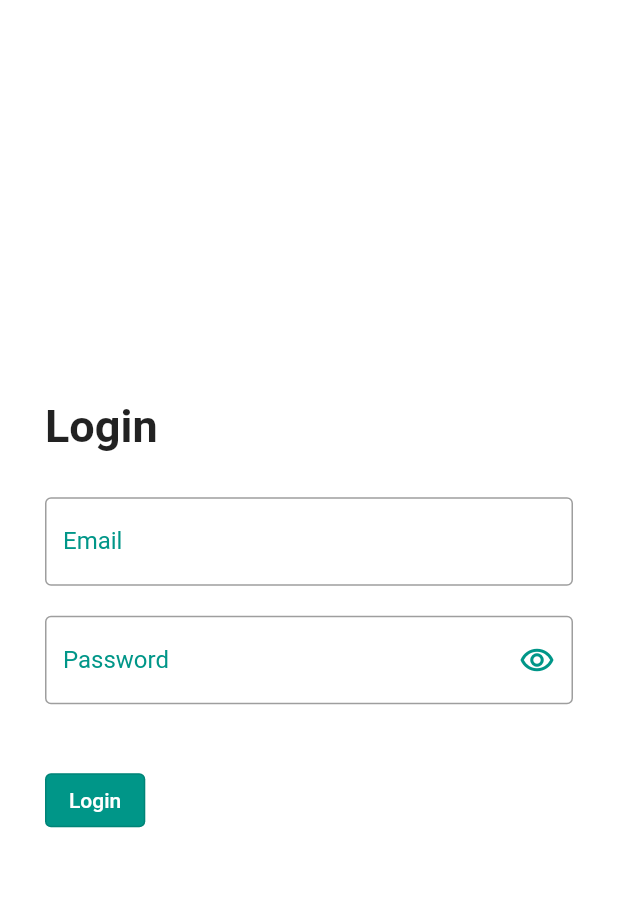
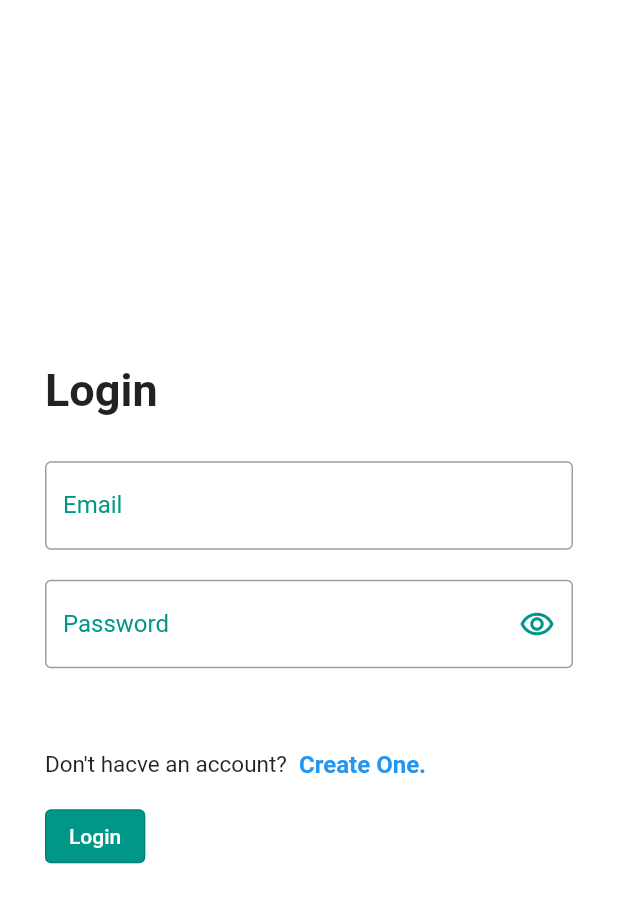
Before and after one commit to Naveenchand06/The-Order-App, a Flutter app: the screen it shows after launch, on a phone screen of 412 x 824 dp. Shown: the top 903 px of the screen. Run offline on Flutter 3.47's test engine with Material 2 defaults, Android fonts, the phone set to English and light mode, and no system bars; our stand-ins replace toast.

```diff
--- /dev/null
+++ b/lib/login_screen.dart
@@ -0,0 +1,150 @@
+import 'package:flutter/material.dart';
+import 'package:hello_world/signup_screen.dart';
+import 'package:toast/toast.dart';
+
+class LoginPage extends StatefulWidget {
+  const LoginPage({Key? key}) : super(key: key);
+
+  @override
+  State<LoginPage> createState() => _LoginPageState();
+}
+
+class _LoginPageState extends State<LoginPage> {
+  String _email = '';
+  String _password = '';
+
+  bool showPassword = true;
+
+  @override
+  Widget build(BuildContext context) {
+    return Scaffold(
+      // backgroundColor: Colors.blueGrey.shade800,
+
+      backgroundColor: Colors.white,
+      body: Center(
+        child: Container(
+          padding: EdgeInsets.symmetric(horizontal: 30.0),
+          child: Column(
+            mainAxisAlignment: MainAxisAlignment.center,
+            crossAxisAlignment: CrossAxisAlignment.start,
+            children: [
+              Text(
+                'Login',
+                style: TextStyle(
+                  fontSize: 30.0,
+                  fontWeight: FontWeight.w700,
+                ),
+              ),
+              SizedBox(
+                height: 30.0,
+              ),
+              TextField(
+                decoration: const InputDecoration(
+                  hintText: 'Enter Email',
+                  labelText: 'Email',
+                  labelStyle: TextStyle(color: Colors.teal),
+                  border: OutlineInputBorder(
+                    borderSide: BorderSide(
+                      color: Colors.teal,
+                      width: 2.0,
+                    ),
+                  ),
+                  focusedBorder: OutlineInputBorder(
+                    borderSide: BorderSide(
+                      color: Colors.teal,
+                      width: 2.0,
+                    ),
+                  ),
+                ),
+                onChanged: (value) {
+                  _email = value;
+                },
+              ),
+              SizedBox(
+                height: 20.0,
+              ),
+              TextField(
+                obscureText: showPassword,
+                decoration: InputDecoration(
+                  hintText: 'Enter password',
+                  labelText: 'Password',
+                  labelStyle: TextStyle(color: Colors.teal),
+                  suffixIcon: IconButton(
+                    icon: Icon(Icons.remove_red_eye_outlined),
+                    color: Colors.teal,
+                    onPressed: () {
+                      setState(() => showPassword = !showPassword);
+                    },
+                  ),
+                  border: OutlineInputBorder(
+                    borderSide: BorderSide(
+                      color: Colors.teal,
+                      width: 2.0,
+                    ),
+                  ),
+                  focusedBorder: OutlineInputBorder(
+                    borderSide: BorderSide(
+                      color: Colors.teal,
+                      width: 2.0,
+                    ),
+                  ),
+                ),
+                onChanged: (value) {
+                  _password = value;
+                },
+              ),
+              SizedBox(
+                height: 40.0,
+              ),
+              Row(
+                children: [
+                  Text(
+                    'Don\'t hacve an account?',
+                    style: TextStyle(
+                      fontSize: 15.0,
+                      fontWeight: FontWeight.w400,
+                    ),
+                  ),
+                  TextButton(
+                    onPressed: () {
+                      Navigator.of(context).push(
+                        MaterialPageRoute(
+                          builder: (context) => SignUpPage(),
+                        ),
+                      );
+                    },
+                    child: Text(
+                      'Create One.',
+                      style: TextStyle(
+                        fontSize: 16.0,
+                        fontWeight: FontWeight.w600,
+                      ),
+                    ),
+                  )
+                ],
+              ),
+              OutlinedButton(
+                child: Text('Login'),
+                style: OutlinedButton.styleFrom(
+                  primary: Colors.white,
+                  backgroundColor: Colors.teal,
+                ),
+                onPressed: () {
+                  if (_email.contains('@')) {
+                    print(_email);
+                    print(_password);
+                  }
+                  Toast.show(
+                    'Successfully logged in',
+                    context,
+                    duration: 3,
+                  );
+                },
+              )
+            ],
+          ),
+        ),
+      ),
+    );
+  }
+}
--- a/lib/main.dart
+++ b/lib/main.dart
@@ -1,4 +1,5 @@
 import 'package:flutter/material.dart';
+import 'package:hello_world/login_screen.dart';
 import 'package:toast/toast.dart';
 
 void main() {
@@ -16,119 +17,3 @@ class MyApp extends StatelessWidget {
     );
   }
 }
-
-class LoginPage extends StatefulWidget {
-  const LoginPage({Key? key}) : super(key: key);
-
-  @override
-  State<LoginPage> createState() => _LoginPageState();
-}
-
-class _LoginPageState extends State<LoginPage> {
-  String _email = '';
-  String _password = '';
-
-  bool showPassword = true;
-
-  @override
-  Widget build(BuildContext context) {
-    return Scaffold(
-      // backgroundColor: Colors.blueGrey.shade800,
-
-      backgroundColor: Colors.white,
-      body: Center(
-        child: Container(
-          padding: EdgeInsets.symmetric(horizontal: 30.0),
-          child: Column(
-            mainAxisAlignment: MainAxisAlignment.center,
-            crossAxisAlignment: CrossAxisAlignment.start,
-            children: [
-              Text('Login',
-                  style:
-                      TextStyle(fontSize: 30.0, fontWeight: FontWeight.w700)),
-              SizedBox(
-                height: 30.0,
-              ),
-              TextField(
-                decoration: const InputDecoration(
-                  hintText: 'Enter Email',
-                  labelText: 'Email',
-                  labelStyle: TextStyle(color: Colors.teal),
-                  border: OutlineInputBorder(
-                    borderSide: BorderSide(
-                      color: Colors.teal,
-                      width: 2.0,
-                    ),
-                  ),
-                  focusedBorder: OutlineInputBorder(
-                    borderSide: BorderSide(
-                      color: Colors.teal,
-                      width: 2.0,
-                    ),
-                  ),
-                ),
-                onChanged: (value) {
-                  _email = value;
-                },
-              ),
-              SizedBox(
-                height: 20.0,
-              ),
-              TextField(
-                obscureText: showPassword,
-                decoration: InputDecoration(
-                  hintText: 'Enter password',
-                  labelText: 'Password',
-                  labelStyle: TextStyle(color: Colors.teal),
-                  suffixIcon: IconButton(
-                    icon: Icon(Icons.remove_red_eye_outlined),
-                    color: Colors.teal,
-                    onPressed: () {
-                      setState(() => showPassword = !showPassword);
-                    },
-                  ),
-                  border: OutlineInputBorder(
-                    borderSide: BorderSide(
-                      color: Colors.teal,
-                      width: 2.0,
-                    ),
-                  ),
-                  focusedBorder: OutlineInputBorder(
-                    borderSide: BorderSide(
-                      color: Colors.teal,
-                      width: 2.0,
-                    ),
-                  ),
-                ),
-                onChanged: (value) {
-                  _password = value;
-                },
-              ),
-              SizedBox(
-                height: 40.0,
-              ),
-              OutlinedButton(
-                child: Text('Login'),
-                style: OutlinedButton.styleFrom(
-                  primary: Colors.white,
-                  backgroundColor: Colors.teal,
-                ),
-                onPressed: () {
-                  if (_email.contains('@')) {
-                    print(_email);
-                    print(_password);
-                  }
-                  Toast.show(
-                    'Successfully logged in',
-                    context,
-                    duration: 3,
-                  );
-                },
-              )
-            ],
-          ),
-        ),
-      ),
-    );
-  }
-}
```
Also changed, not shown: lib/signup_screen.dart (added, +118 -0 lines).
